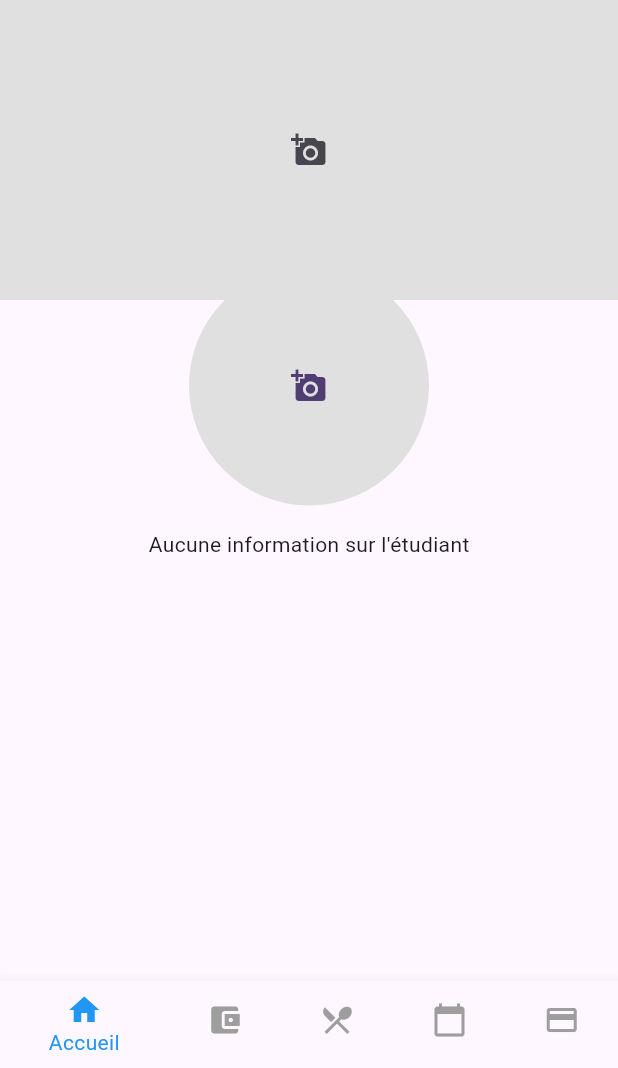
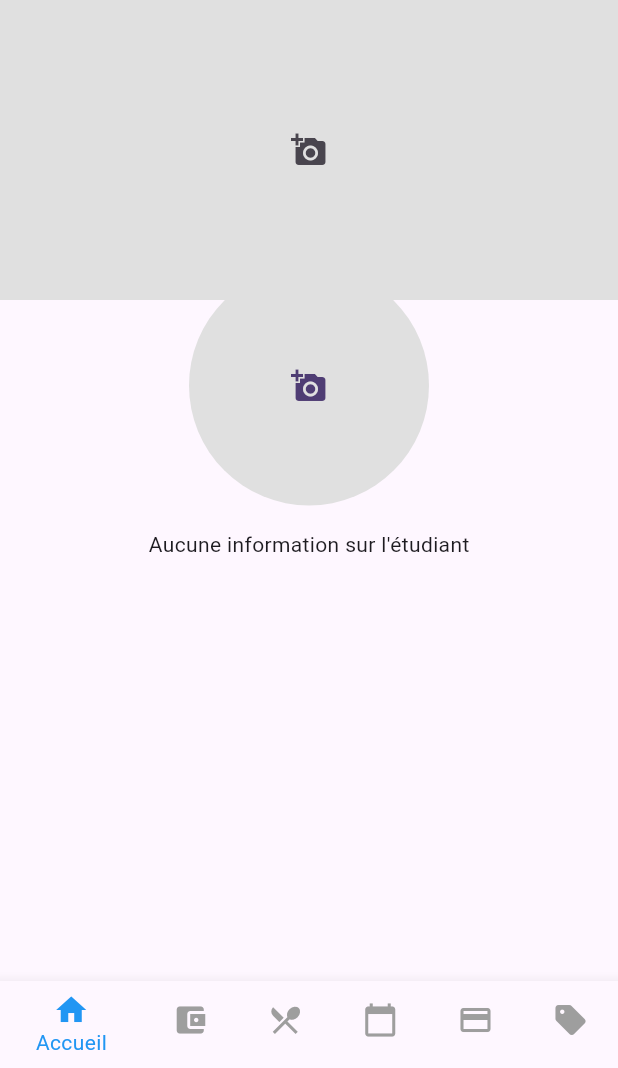
Before and after one commit to MatySylla/gestion_tickets, a Flutter app: the MainScreen screen opened directly, on a phone screen of 412 x 824 dp, the part 168-1236 px from its top. Run offline on Flutter 3.47's test engine with Material 3 defaults, Android fonts, the phone set to English and light mode, and no system bars; our stand-ins replace carousel_slider, cloud_firestore, firebase_auth, firebase_core, firebase_storage, image_picker; accounts and stored records are empty.

Commit message:
ajout widget achat dans controller

```diff
--- a/lib/control/control_page.dart
+++ b/lib/control/control_page.dart
@@ -61,6 +61,10 @@ class _MainScreenState extends State<MainScreen> {
             icon: Icon(Icons.payment),
             label: 'Paiement',
           ),
+           BottomNavigationBarItem(
+            icon: Icon(Icons.sell),
+            label: 'Achat',
+          ),
         ],
         currentIndex: _selectedIndex,
         selectedItemColor: Colors.blue,
```
